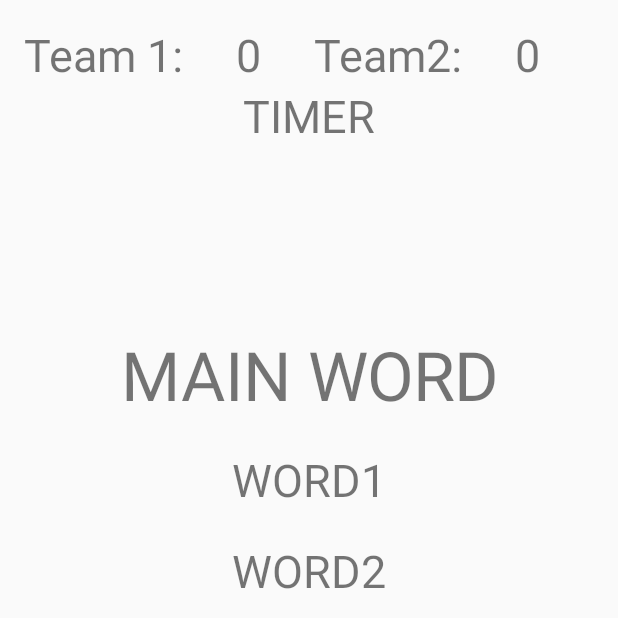
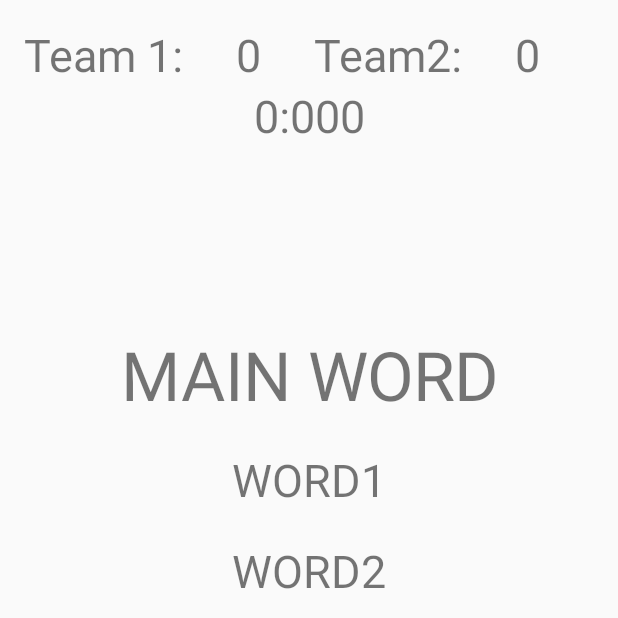
Before and after one commit to condiom/tabu, an Android app: the Game screen opened directly, with no data from a screen before it, on a phone screen of 412 x 824 dp, the top half of it. Run offline under Robolectric (Android 15) with nearby library versions, the phone set to English and light mode, and no system bars; 5 statements that could not run were skipped.

Commit message:
added settings with sliders for: teams - needs implementation timer - DONE wrong points - DONE skip points - DONE things marked as DONE, means they also work in the main Game. alignment is messed up =]

```diff
--- a/app/src/main/AndroidManifest.xml
+++ b/app/src/main/AndroidManifest.xml
@@ -11,6 +11,9 @@
         <activity android:name=".Game">
 
         </activity>
+        <activity android:name=".Settings">
+
+        </activity>
         <activity android:name=".MainMenu">
             <intent-filter>
                 <action android:name="android.intent.action.MAIN" />
--- a/app/src/main/java/tratrafe2/condiom/tambu/Game.java
+++ b/app/src/main/java/tratrafe2/condiom/tambu/Game.java
@@ -1,6 +1,8 @@
 package tratrafe2.condiom.tambu;
 
 import android.app.Activity;
+import android.content.Context;
+import android.content.SharedPreferences;
 import android.content.res.ColorStateList;
 import android.graphics.Color;
 import android.os.Bundle;
@@ -11,31 +13,19 @@ import android.widget.Button;
 import android.widget.TextView;
 
 public class Game extends Activity {
-    TextView timer;
-    TextView txt1;
-    TextView txt2;
-    TextView txt3;
-    TextView txt4;
-    TextView txtMain;
-    TextView txtScore1;
-    TextView txtScore2;
-    TextView lblScore1;
-    TextView lblScore2;
-    Button btnStart;
-    Button btnWrong;
-    Button btnSkip;
-    Button btnCorrect;
-    int t1Score;
-    int t2Score;
-    int teamPlaying;
+    TextView timer,txt1, txt2,txt3, txt4,txtMain, txtScore1,txtScore2,lblScore1,lblScore2;
+    Button btnStart, btnWrong,btnSkip,btnCorrect;
+    int t1Score, t2Score, teamPlaying,currentCard,realTime,NumOfTeams,wrongPoints,skipPoints,goal,rounds;
+    boolean radio;
     Card[] cardArray;
-    int currentCard;
+
     @Override
-
     protected void onCreate(Bundle savedInstanceState) {
         super.onCreate(savedInstanceState);
         setContentView(R.layout.activity_game);
 
+
+        getValues();
         initializeViews();
         initializeVariables();
 
@@ -43,6 +33,18 @@ public class Game extends Activity {
 
         //TODO: na valoume on button click, na ginete random ena i j na kali tin printCard
         printCard(cardArray, currentCard);
+    }
+
+
+    public void getValues(){
+        SharedPreferences sharedPref=getSharedPreferences("userSettings", Context.MODE_PRIVATE);
+        realTime=sharedPref.getInt("realTime",realTime);
+        NumOfTeams=sharedPref.getInt("teams",NumOfTeams);
+        wrongPoints=sharedPref.getInt("wrong",wrongPoints);
+        skipPoints =sharedPref.getInt("skip",skipPoints);
+        goal=sharedPref.getInt("goal",goal);
+        rounds=sharedPref.getInt("rounds",rounds);
+        radio=sharedPref.getBoolean("radio",radio);
     }
 
     /**
@@ -55,7 +57,7 @@ public class Game extends Activity {
         txt2 = (TextView) findViewById(R.id.txt2);
         txt3 = (TextView) findViewById(R.id.txt3);
         txt4 = (TextView) findViewById(R.id.txt4);
-        timer = (TextView) findViewById(R.id.timer);
+        timer = (TextView) findViewById(R.id.txtTimer);
         txtMain = (TextView) findViewById(R.id.txtMain);
         txtScore1 = (TextView) findViewById(R.id.txtScore1);
         txtScore2 = (TextView) findViewById(R.id.txtScore2);
@@ -82,6 +84,8 @@ public class Game extends Activity {
         lblScore2.setTextSize(sizeOfLetters);
         txt3.setGravity(Gravity.CENTER_HORIZONTAL);
         oldColors =  txt1.getTextColors(); //save original colors
+
+        timer.setText(String.format("%d:%03d", realTime, 0));
         updateScores();
     }
 
@@ -93,8 +97,9 @@ public class Game extends Activity {
         t2Score=0;
         // alasi tin to StartClick() etsi proti pezi i omada 1
         teamPlaying=2;
-        currentCard=50;
+        currentCard=50;//TODO na gini random
     }
+
     /**
      * Tiponi ta periexomena tis kartas [i] pou ton pinaka cardArray.
      * isos nan kalitera o pinakas nan lista.
@@ -156,25 +161,29 @@ public class Game extends Activity {
     }
     /**
      * Epilogi tis epomenis kartas
-     * prepi na aferume tis kartes pu epextikan ke na elexume an tis eperasame ules
+     * //TODO prepi na aferume tis kartes pu epextikan ke na elexume an tis eperasame ules
      * ke na kamume reset
      */
     public void selectNewCard(){
-
         currentCard=(int)(Math.random()*cardArray.length);
-
         printCard(cardArray, currentCard);
     }
     /**
      * Wrong Click
-     * plin 1 to score tis omadas pu pezi
-     * analoga me ta settings alasumeta meta
      */
     public void WrongClick(View v) {
         if(teamPlaying==1)
-            t1Score--;
-        else
-            t2Score--;
+            if(wrongPoints==0){
+                t1Score--;
+            }else if(wrongPoints==2){
+                t2Score++;
+            }
+        if(teamPlaying==2)
+            if(wrongPoints==0){
+                t2Score--;
+            }else if(wrongPoints==2){
+                t1Score++;
+            }
         if(t1Score<0)
             t1Score=0;
         if(t2Score<0)
@@ -184,21 +193,26 @@ public class Game extends Activity {
     }
     /**
      * Skip Click
-     * plin 1 to score tis omadas pu pezi
-     * analoga me ta settings alasumeta meta
      */
     public void SkipClick(View v) {
         if(teamPlaying==1)
-            t1Score--;
-        else
-            t2Score--;
+            if(skipPoints==0){
+                t1Score--;
+            }else if(skipPoints==2){
+                t2Score++;
+            }
+        if(teamPlaying==2)
+            if(skipPoints==0){
+                t2Score--;
+            }else if(skipPoints==2){
+                t1Score++;
+            }
         if(t1Score<0)
             t1Score=0;
         if(t2Score<0)
             t2Score=0;
         updateScores();
         selectNewCard();
-
     }
     /**
      * Correct Click
@@ -225,7 +239,7 @@ public class Game extends Activity {
         else
             teamPlaying=1;
         selectNewCard();
-        startCounter(60);
+        startCounter(realTime);
         btnStart.setEnabled(false);
         btnCorrect.setEnabled(true);
         btnWrong.setEnabled(true);
--- a/app/src/main/java/tratrafe2/condiom/tambu/MainMenu.java
+++ b/app/src/main/java/tratrafe2/condiom/tambu/MainMenu.java
@@ -16,4 +16,9 @@ public class MainMenu extends Activity {
         Intent intent = new Intent(this, Game.class);
         startActivity(intent);
     }
+
+    public void SettingsMenu(View v){
+        Intent intent = new Intent(this, Settings.class);
+        startActivity(intent);
+    }
 }
--- a/app/src/main/res/layout/activity_game.xml
+++ b/app/src/main/res/layout/activity_game.xml
@@ -26,7 +26,7 @@
                 android:text="Team 1:"
                 android:layout_width="wrap_content"
                 android:layout_height="wrap_content"
-                android:layout_alignBottom="@+id/timer"
+                android:layout_alignBottom="@+id/txtTimer"
                 android:layout_alignParentLeft="true"
                 android:layout_alignParentStart="true"
                 android:id="@+id/txtTeam1"
@@ -46,7 +46,7 @@
                 android:text="Team2:"
                 android:layout_width="wrap_content"
                 android:layout_height="wrap_content"
-                android:layout_alignBottom="@+id/timer"
+                android:layout_alignBottom="@+id/txtTimer"
                 android:layout_alignLeft="@+id/btnCorrect"
                 android:layout_alignStart="@+id/btnCorrect"
                 android:id="@+id/txtTeam2"
@@ -73,7 +73,7 @@
                 android:text="TIMER"
                 android:layout_width="match_parent"
                 android:layout_height="wrap_content"
-                android:id="@+id/timer"
+                android:id="@+id/txtTimer"
                 android:layout_alignParentTop="true"
                 android:layout_centerHorizontal="true"
                 android:layout_weight="1"
```
Also changed, not shown: app/src/main/java/tratrafe2/condiom/tambu/Settings.java (added, +225 -0 lines), app/src/main/res/layout/activity_main_menu.xml (+8 -0 lines), app/src/main/res/layout/activity_settings.xml (added, +148 -0 lines).
